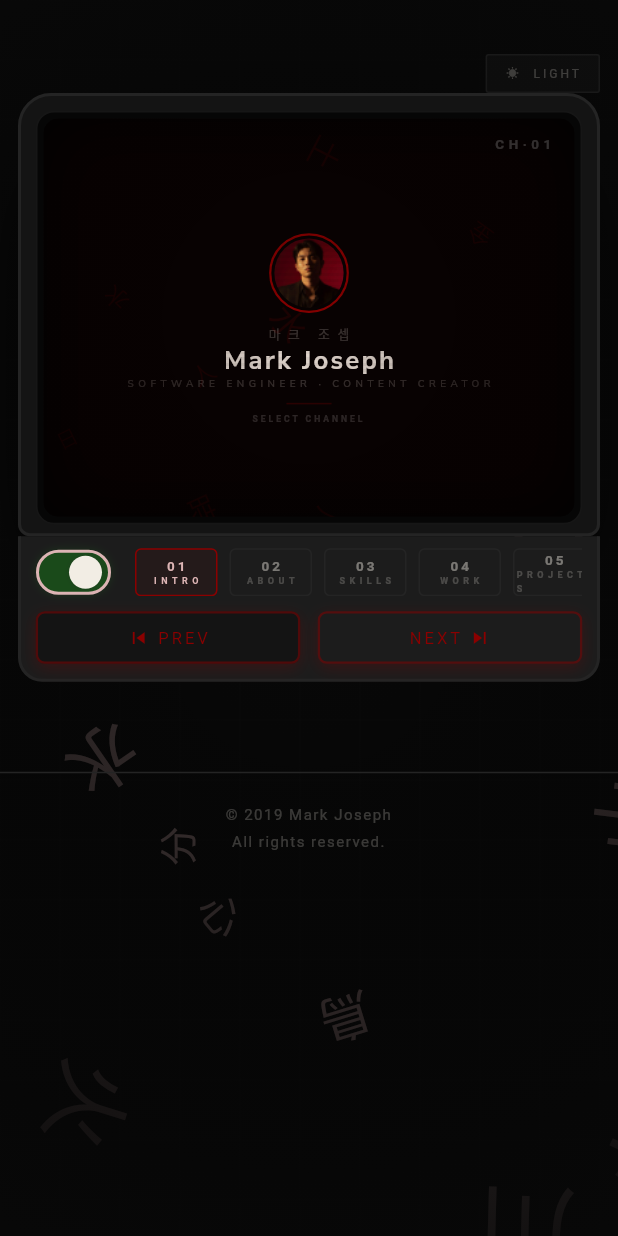
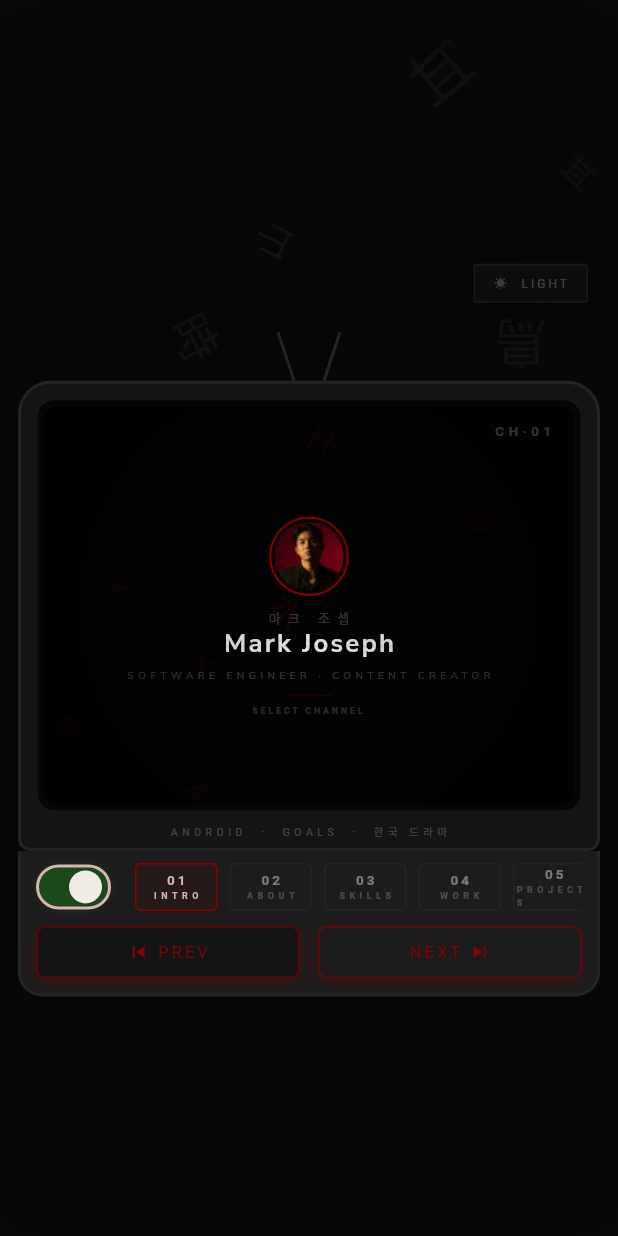
Before and after one commit to MarkJoseph1216/FlutterPorfolio, a Flutter app: the screen it shows after launch, on a phone screen of 412 x 824 dp. Run offline on Flutter 3.47's test engine with Material 3 defaults, Android fonts, the phone set to English and light mode, and no system bars; our stand-ins replace google_fonts; missing offline and left inert: dart:js; Roboto replaces fonts that are missing (Courier Prime).

Commit message:
fixed paddings and optimized some codes for mobile viewing, temporarily removed footer section

```diff
--- a/lib/core/utils/screen_utils.dart
+++ b/lib/core/utils/screen_utils.dart
@@ -2,30 +2,41 @@ import 'package:flutter/material.dart';
 import '../constants/app_constants.dart';
 
 class ScreenUtils {
+  static const double desktopBreakpoint = 1024;
+  static const double tabletBreakpoint = 640;
+  static const double compactBreakpoint = 480;
+
   static bool isDesktop(BuildContext context) =>
-      MediaQuery.sizeOf(context).width >= AppConstants.desktopBreakpoint;
+      MediaQuery.sizeOf(context).width >= desktopBreakpoint;
 
   static bool isTablet(BuildContext context) =>
-      MediaQuery.sizeOf(context).width >= AppConstants.tabletBreakpoint;
+      MediaQuery.sizeOf(context).width >= tabletBreakpoint &&
+          MediaQuery.sizeOf(context).width < desktopBreakpoint;
 
   static bool isMobile(BuildContext context) =>
-      MediaQuery.sizeOf(context).width < AppConstants.tabletBreakpoint;
+      MediaQuery.sizeOf(context).width < tabletBreakpoint;
 
   static bool isCompactMobile(BuildContext context) =>
-      MediaQuery.sizeOf(context).width < AppConstants.compactBreakpoint;
+      MediaQuery.sizeOf(context).width < compactBreakpoint;
+
+  static bool isiPad(BuildContext context) {
+    final width = MediaQuery.sizeOf(context).width;
+    final height = MediaQuery.sizeOf(context).height;
+    return (width == 768 && height == 1024) ||
+        (width == 810 && height == 1080) ||
+        (width == 834 && height == 1194) ||
+        (width == 1024 && height == 1366) ||
+        (width >= 768 && width < 1024 &&
+            (height / width).toStringAsFixed(2) == "1.33");
+  }
 
   static double tvMaxWidth(BuildContext context) {
     final size = MediaQuery.sizeOf(context);
-    if (size.width >= AppConstants.desktopBreakpoint) {
-      final fromHeight = (size.height - 200) * AppConstants.tvAspectRatio;
-      return fromHeight.clamp(
-        AppConstants.tvDesktopMinWidth,
-        AppConstants.tvDesktopMaxWidth,
-      );
+    if (isDesktop(context)) {
+      final fromHeight = (size.height - 200) * (4 / 3);
+      return fromHeight.clamp(900.0, 1200.0);
     }
-    if (size.width >= AppConstants.tabletBreakpoint) {
-      return AppConstants.tvTabletWidth;
-    }
+    if (isTablet(context)) return 560.0;
     return size.width - 24;
   }
 
--- a/lib/main.dart
+++ b/lib/main.dart
@@ -3,9 +3,14 @@ import 'package:flutter/foundation.dart';
 import 'dart:js' as js;
 
 import 'core/providers/theme_provider.dart';
+import 'core/utils/screen_utils.dart';
 import 'presentation/screens/home/tv_portfolio_screen.dart';
 
 void main() {
+  if (kIsWeb) {
+    debugPrint = (String? message, {int? wrapWidth}) {};
+  }
+
   runApp(const PortfolioApp());
 }
 
@@ -23,7 +28,6 @@ class _PortfolioAppState extends State<PortfolioApp> {
   @override
   void initState() {
     super.initState();
-    // Simulate loading
     Future.delayed(const Duration(milliseconds: 1500), () {
       if (mounted) {
         setState(() {
@@ -55,11 +59,12 @@ class _PortfolioAppState extends State<PortfolioApp> {
 
   @override
   Widget build(BuildContext context) {
+    final isMobile = ScreenUtils.isMobile(context);
     if (_isLoading) {
-      return const MaterialApp(
+      return MaterialApp(
         debugShowCheckedModeBanner: false,
         home: Scaffold(
-          backgroundColor: Color(0xFF0C0C0C),
+          backgroundColor: const Color(0xFF0C0C0C),
           body: Center(
             child: Column(
               mainAxisAlignment: MainAxisAlignment.center,
@@ -67,13 +72,13 @@ class _PortfolioAppState extends State<PortfolioApp> {
                 Text(
                   '안녕하세요',
                   style: TextStyle(
-                    fontSize: 76,
-                    color: Color(0xFFe8e8e8),
+                    fontSize: isMobile ? 48 : 76,
+                    color: const Color(0xFFe8e8e8),
                     fontWeight: FontWeight.w300,
                   ),
                 ),
-                SizedBox(height: 24),
-                SizedBox(
+                const SizedBox(height: 24),
+                const SizedBox(
                   width: 120,
                   height: 2,
                   child: LinearProgressIndicator(
@@ -81,8 +86,8 @@ class _PortfolioAppState extends State<PortfolioApp> {
                     valueColor: AlwaysStoppedAnimation(Color(0xFFdcb4b4)),
                   ),
                 ),
-                SizedBox(height: 20),
-                Text(
+                const SizedBox(height: 20),
+                const Text(
                   'CHANNEL · SCANNING',
                   style: TextStyle(
                     fontFamily: 'Courier',
--- a/lib/presentation/screens/channels/about_body.dart
+++ b/lib/presentation/screens/channels/about_body.dart
@@ -22,9 +22,9 @@ class AboutBody extends StatelessWidget {
         SizedBox(height: isCompact ? 6 * fs : 24 * fs),
         _InfoGrid(
           cells: [
-            _InfoCell('위치 · BASED', PortfolioRepository.location),
-            _InfoCell('경험 · EXP', PortfolioRepository.experience),
-            _InfoCell('집중 · FOCUS', 'Android · Flutter'),
+            const _InfoCell('위치 · BASED', PortfolioRepository.location),
+            const _InfoCell('경험 · EXP', PortfolioRepository.experience),
+            const _InfoCell('집중 · FOCUS', 'Android · Flutter'),
             _InfoCell('상태 · STATUS', '● Available', valueColor: colors.tvPowerOn),
           ],
           fs: fs,
--- a/lib/presentation/screens/channels/intro_body.dart
+++ b/lib/presentation/screens/channels/intro_body.dart
@@ -54,7 +54,7 @@ class _IntroBodyState extends State<IntroBody> with SingleTickerProviderStateMix
               Text(PortfolioRepository.nameKr, style: AppFonts.tvRetro(color: colors.textMuted, size: isCompact ? 9 * fs : 11 * fs, letterSpacing: 5)),
               SizedBox(height: isCompact ? 3 * fs : 5 * fs),
               Text(PortfolioRepository.name, style: AppFonts.display(color: colors.textPrimary, size: isCompact ? 18 * fs : 22 * fs, letterSpacing: 1.5)),
-              SizedBox(height: isCompact ? 2 * fs : 4 * fs),
+              SizedBox(height: isCompact ? 8 * fs : 10 * fs),
               Text(PortfolioRepository.title.toUpperCase(), style: AppFonts.labelSmall(color: colors.textMuted, size: isCompact ? 7 * fs : 8 * fs, letterSpacing: 3)),
               if (!isCompact) ...[
                 SizedBox(height: 6 * fs),
--- a/lib/presentation/screens/home/tv_portfolio_screen.dart
+++ b/lib/presentation/screens/home/tv_portfolio_screen.dart
@@ -3,7 +3,6 @@ import '../../../core/providers/theme_provider.dart';
 import '../../widgets/background/bg_grid.dart';
 import '../../widgets/background/bg_kanji.dart';
 import '../../widgets/background/bg_vignette.dart';
-import '../../widgets/sections/footer_section.dart';
 import 'tv_set.dart';
 
 class TvPortfolioScreen extends StatelessWidget {
@@ -25,16 +24,10 @@ class TvPortfolioScreen extends StatelessWidget {
               BgKanji(isDark: isDark),
               BgVignette(isDark: isDark),
 
-              SingleChildScrollView(
-                physics: const AlwaysScrollableScrollPhysics(),
-                child: Column(
-                  children: [
-                    const SizedBox(height: 20),
-                    const TvSet(),
-                    const SizedBox(height: 40),
-                    const FooterSection(),
-                    const SizedBox(height: 20),
-                  ],
+              const Center(
+                child: SingleChildScrollView(
+                  physics: AlwaysScrollableScrollPhysics(),
+                  child: TvSet(),
                 ),
               ),
             ],
--- a/lib/presentation/screens/home/tv_set.dart
+++ b/lib/presentation/screens/home/tv_set.dart
@@ -28,6 +28,7 @@ class _TvSetState extends State<TvSet> with SingleTickerProviderStateMixin {
   ChannelModel _current = ChannelModel.intro;
   bool _powered = true;
   bool _busy = false;
+  bool _isFramePending = false;
 
   late final Ticker _ticker;
   bool _showStatic = false;
@@ -62,7 +63,14 @@ class _TvSetState extends State<TvSet> with SingleTickerProviderStateMixin {
 
   void _tick(Duration _) {
     if (!_showStatic) return;
-    setState(() => _frame++);
+    if (_isFramePending) return;
+
+    _isFramePending = true;
+    setState(() {
+      _frame++;
+      _isFramePending = false;
+    });
+
     if (_frame >= _targetFrames) {
       _ticker.stop();
       _showStatic = false;
@@ -120,22 +128,40 @@ class _TvSetState extends State<TvSet> with SingleTickerProviderStateMixin {
     final maxWidth = ScreenUtils.tvMaxWidth(context);
     final isDesktop = ScreenUtils.isDesktop(context);
     final isCompact = ScreenUtils.isCompactMobile(context);
+    final isTablet = ScreenUtils.isiPad(context);
     final isMobile = ScreenUtils.isMobile(context);
+    final screenWidth = MediaQuery.of(context).size.width;
 
-    // Use Center to center the entire TV component
-    return Center(
+    final horizontalPadding = screenWidth > maxWidth ? (screenWidth - maxWidth) / 2 : 0.0;
+
+    double bottomMargin = 0;
+    if (isDesktop) {
+      bottomMargin = 24;
+    } else if (isTablet) {
+      bottomMargin = 16;
+    } else {
+      bottomMargin = 8;
+    }
+
+    return Container(
+      margin: EdgeInsets.symmetric(horizontal: horizontalPadding),
       child: SizedBox(
         width: maxWidth,
         child: Column(
           mainAxisSize: MainAxisSize.min,
           children: [
-            const SizedBox(height: 16),
-            const Row(
+            SizedBox(height: isMobile ? 24 : 16),
+            Padding(
+              padding: EdgeInsets.only(right: isMobile ? 8 : 0),
+              child: const Row(
                 mainAxisAlignment: MainAxisAlignment.end,
                 children: [ModeToggle()],
               ),
+            ),
 
-            if (!isCompact) const _AntennaWidget(),
+            SizedBox(height: isMobile ? 8 : 0),
+
+            const _AntennaWidget(),
             if (!isCompact) const SizedBox(height: 1),
 
             // TV Body
@@ -168,13 +194,13 @@ class _TvSetState extends State<TvSet> with SingleTickerProviderStateMixin {
                 if (!isCompact) ...[
                   const SizedBox(height: 12),
                   DesktopInfoBar(current: _current, powered: _powered),
+                ],
                 const SizedBox(height: 8),
                 AnimatedDefaultTextStyle(
                   duration: const Duration(milliseconds: 500),
                   style: AppFonts.tvRetro(color: colors.textMuted, size: isDesktop ? 8 : 7, letterSpacing: 3),
-                    child: const Text('KDRAMA  ·  GOALS  ·  한국 드라마'),
+                  child: const Text('ANDROID  ·  GOALS  ·  한국 드라마'),
                 ),
-                ],
               ]),
             ),
 
@@ -208,6 +234,8 @@ class _TvSetState extends State<TvSet> with SingleTickerProviderStateMixin {
                 KnobWidget(label: 'NEXT', turns: _nextTurns, onTap: _next, isDesktop: isDesktop),
               ]),
             ),
+
+            SizedBox(height: bottomMargin),
           ],
         ),
       ),
@@ -216,7 +244,7 @@ class _TvSetState extends State<TvSet> with SingleTickerProviderStateMixin {
 }
 
 class _ScreenWidget extends StatelessWidget {
-  const _ScreenWidget({required this.channel, required this.powered, required this.showStatic, required this.staticSeed, required this.scanlines});
+  const _ScreenWidget({super.key, required this.channel, required this.powered, required this.showStatic, required this.staticSeed, required this.scanlines});
   final ChannelModel channel;
   final bool powered, showStatic;
   final int staticSeed;
@@ -224,23 +252,58 @@ class _ScreenWidget extends StatelessWidget {
 
   @override
   Widget build(BuildContext context) {
-    print('_ScreenWidget: powered=$powered, showStatic=$showStatic, channel=${channel.en}');
-    return Stack(fit: StackFit.expand, children: [
+    return LayoutBuilder(
+      builder: (context, constraints) {
+        return Stack(
+          fit: StackFit.expand,
+          children: [
             const ColoredBox(color: Color(0xFF020202)),
-      const ScreenKanjiBackground(),
+            if (!showStatic) const ScreenKanjiBackground(),
             if (powered && !showStatic)
               ChannelContent(channel: channel),
             if (!powered && !showStatic)
               const Center(child: SizedBox(width: 3, height: 2, child: ColoredBox(color: Color(0x44ffffff)))),
             if (showStatic)
-        RepaintBoundary(child: CustomPaint(painter: _StaticPainter(seed: staticSeed))),
-      if (scanlines != null)
-        IgnorePointer(child: RepaintBoundary(child: CustomPaint(painter: _ScanlinePainter(image: scanlines!)))),
-      IgnorePointer(child: DecoratedBox(decoration: BoxDecoration(gradient: RadialGradient(radius: 1.15, colors: [Colors.transparent, Colors.black.withOpacity(0.78)])))),
-      IgnorePointer(child: DecoratedBox(decoration: BoxDecoration(borderRadius: BorderRadius.circular(10), boxShadow: const [BoxShadow(color: Color(0x0C8b0000), blurRadius: 40)]))),
+              RepaintBoundary(
+                child: CustomPaint(
+                  painter: _StaticPainter(seed: staticSeed),
+                  size: Size(constraints.maxWidth, constraints.maxHeight),
+                  isComplex: true,
+                  willChange: false,
+                ),
+              ),
+            if (scanlines != null && !showStatic) // Only show scanlines when not static
+              IgnorePointer(
+                child: RepaintBoundary(
+                  child: CustomPaint(
+                    painter: _ScanlinePainter(image: scanlines!),
+                    size: Size(constraints.maxWidth, constraints.maxHeight),
+                  ),
+                ),
+              ),
+            IgnorePointer(
+              child: DecoratedBox(
+                decoration: BoxDecoration(
+                  gradient: RadialGradient(
+                    radius: 1.15,
+                    colors: [Colors.transparent, Colors.black.withOpacity(0.5)], // Reduced from 0.78
+                  ),
+                ),
+              ),
+            ),
             if (powered && !showStatic)
-        Positioned(top: 10, right: 14, child: Text('CH·0${channel.number}', style: AppFonts.tvChannel(color: const Color(0x2Effffff), size: 9, letterSpacing: 3))),
-    ]);
+              Positioned(
+                top: 10,
+                right: 14,
+                child: Text(
+                  'CH·0${channel.number}',
+                  style: AppFonts.tvChannel(color: const Color(0x2Effffff), size: 9, letterSpacing: 3),
+                ),
+              ),
+          ],
+        );
+      },
+    );
   }
 }
 
@@ -273,27 +336,40 @@ class _StaticPainter extends CustomPainter {
   const _StaticPainter({required this.seed});
   final int seed;
   static final Map<int, ui.Image> _imageCache = {};
+  static const px = 6.0;
 
   @override
   void paint(Canvas canvas, Size size) {
-    if (_imageCache.containsKey(seed)) {
-      canvas.drawImage(_imageCache[seed]!, Offset.zero, Paint());
+    final cacheKey = seed;
+
+    if (_imageCache.containsKey(cacheKey)) {
+      canvas.drawImage(_imageCache[cacheKey]!, Offset.zero, Paint());
       return;
     }
+
     final recorder = ui.PictureRecorder();
     final paintCanvas = Canvas(recorder);
-    const px = 4.0;
     final rng = math.Random(seed);
     final paint = Paint();
-    for (double y = 0; y < size.height; y += px) {
-      for (double x = 0; x < size.width; x += px) {
+
+    final cols = (size.width / px).ceil();
+    final rows = (size.height / px).ceil();
+
+    for (int row = 0; row < rows; row++) {
+      for (int col = 0; col < cols; col++) {
         final v = rng.nextInt(165);
         paint.color = Color.fromRGBO(v, (v * 0.87).round(), (v * 0.80).round(), 1);
-        paintCanvas.drawRect(Rect.fromLTWH(x, y, px, px), paint);
+        paintCanvas.drawRect(
+          Rect.fromLTWH(col * px, row * px, px, px),
+          paint,
+        );
       }
     }
+
     final picture = recorder.endRecording();
-    picture.toImage(size.width.toInt(), size.height.toInt()).then((image) => _imageCache[seed] = image);
+    picture.toImage(size.width.toInt(), size.height.toInt()).then((image) {
+      _imageCache[cacheKey] = image;
+    });
     canvas.drawPicture(picture);
   }
 
--- a/lib/presentation/widgets/background/bg_kanji.dart
+++ b/lib/presentation/widgets/background/bg_kanji.dart
@@ -1,49 +1,61 @@
 import 'package:flutter/material.dart';
 import 'dart:math' as math;
 
-class BgKanji extends StatefulWidget {
+class BgKanji extends StatelessWidget {
   const BgKanji({super.key, required this.isDark});
   final bool isDark;
 
   @override
-  State<BgKanji> createState() => _BgKanjiState();
+  Widget build(BuildContext context) {
+    final screenWidth = MediaQuery.sizeOf(context).width;
+    final isTablet = screenWidth >= 640 && screenWidth < 1024;
+    final isMobile = screenWidth < 640;
+
+    int count;
+    if (isMobile) count = 8;
+    else if (isTablet) count = 12;
+    else count = 20;
+
+    return IgnorePointer(
+      child: RepaintBoundary(
+        child: _KanjiGrid(count: count, isDark: isDark),
+      ),
+    );
+  }
 }
 
-class _BgKanjiState extends State<BgKanji> {
+class _KanjiGrid extends StatelessWidget {
+  const _KanjiGrid({required this.count, required this.isDark});
+  final int count;
+  final bool isDark;
+
   static const _chars = '日月火水木金土年時分人口手目耳心力気山川海空風雨花鳥虫';
-  final _rng = math.Random();
-  late final List<_KanjiParticle> _particles;
+  static final _rng = math.Random(42); // Fixed seed for consistency
+  static final List<_KanjiParticle> _cachedParticles = [];
 
-  @override
-  void initState() {
-    super.initState();
-    final screenWidth = MediaQuery.sizeOf(context).width;
-    final isMobile = screenWidth < 640;
-    final isCompact = screenWidth < 480;
-
-    int count;
-    if (isCompact) count = 12;
-    else if (isMobile) count = 20;
-    else count = 35;
-
-    _particles = List.generate(count, (_) => _KanjiParticle(
+  static void _generateParticles(int count) {
+    if (_cachedParticles.length >= count) return;
+    _cachedParticles.clear();
+    for (int i = 0; i < count; i++) {
+      _cachedParticles.add(_KanjiParticle(
         char: _chars[_rng.nextInt(_chars.length)],
         x: _rng.nextDouble(),
         y: _rng.nextDouble(),
-      size: 24 + _rng.nextDouble() * 50,
-      opacity: 0.6 + _rng.nextDouble() * 0.4,
+        size: 18 + _rng.nextDouble() * 30,
+        opacity: 0.5 + _rng.nextDouble() * 0.5,
         rotation: _rng.nextDouble() * math.pi * 2,
       ));
+    }
   }
 
   @override
   Widget build(BuildContext context) {
-    final isDark = widget.isDark;
-    return IgnorePointer(
-      child: RepaintBoundary(
-        child: LayoutBuilder(builder: (_, constraints) {
+    _generateParticles(count);
+    final particles = _cachedParticles.take(count).toList();
+
+    return LayoutBuilder(builder: (_, constraints) {
       return Stack(
-            children: _particles.map((p) => Positioned(
+        children: particles.map((p) => Positioned(
           left: p.x * constraints.maxWidth,
           top: p.y * constraints.maxHeight,
           child: Transform.rotate(
@@ -55,16 +67,14 @@ class _BgKanjiState extends State<BgKanji> {
                 fontSize: p.size,
                 fontWeight: FontWeight.w400,
                 color: isDark
-                        ? const Color(0xFFdcb4b4).withOpacity(0.35 * p.opacity)
-                        : const Color(0xFF8b0000).withOpacity(0.25 * p.opacity),
+                    ? const Color(0xFFdcb4b4).withOpacity(0.15 * p.opacity) // Reduced opacity
+                    : const Color(0xFF8b0000).withOpacity(0.1 * p.opacity),
               ),
             ),
           ),
         )).toList(),
       );
-        }),
-      ),
-    );
+    });
   }
 }
 
```
Also changed, not shown: lib/presentation/widgets/sections/project_row.dart (+71 -23 lines), 1 other file. Lines whose indentation alone changed are shown as unchanged.
